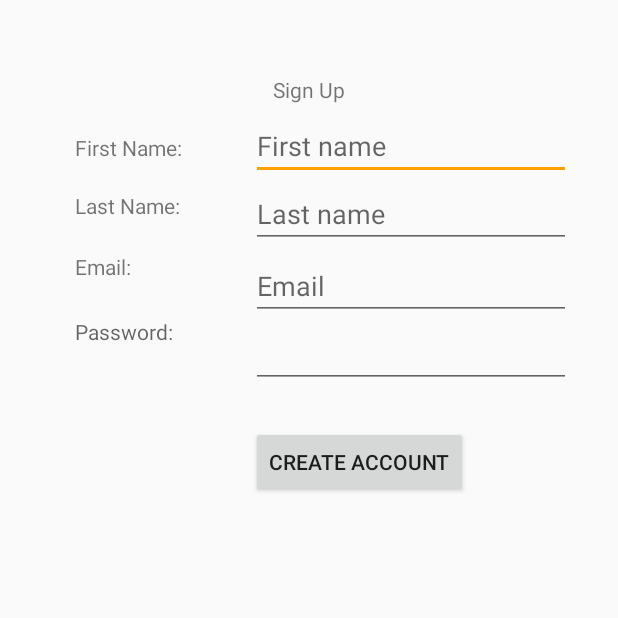
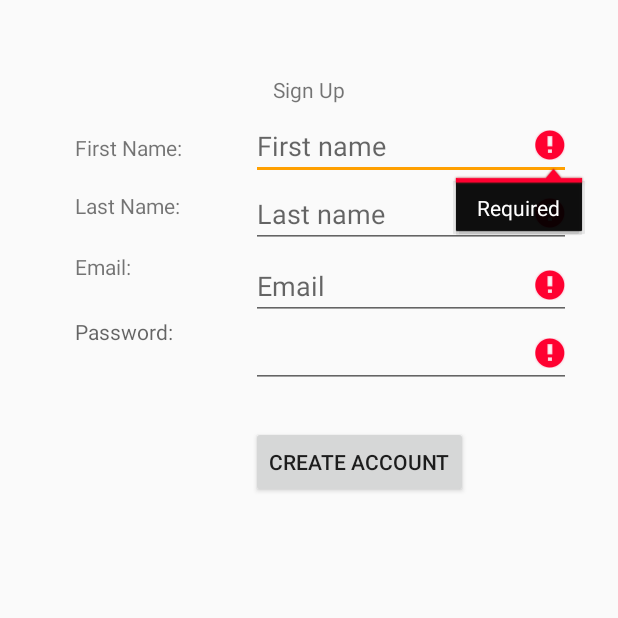
Before and after one commit to 195-uniride/UniRideAndroid, an Android app: the SignUpActivity screen opened directly, with no data from a screen before it, after a tap on "CREATE ACCOUNT", on a phone screen of 412 x 824 dp, the top half of it. Run offline under Robolectric (Android 15) with nearby library versions, the phone set to English and light mode, and no system bars; our stand-ins replace Firebase (no records; nobody signed in at launch, a user with empty details on screens opened directly); 1 statement that could not run was skipped.

```diff
--- a/app/src/main/java/com/sjsu/se195/uniride/SignUpActivity.java
+++ b/app/src/main/java/com/sjsu/se195/uniride/SignUpActivity.java
@@ -3,6 +3,7 @@ package com.sjsu.se195.uniride;
 import android.app.Activity;
 import android.content.Intent;
 import android.os.Bundle;
+import android.text.TextUtils;
 import android.view.View;
 import android.widget.Button;
 import android.widget.EditText;
@@ -59,6 +60,11 @@ public class SignUpActivity extends Activity implements View.OnClickListener {
     }
 
     private void SignUp() {
+
+        if (!validateForm()) {
+            return;
+        }
+
         String email = EmailEditText.getText().toString().trim();
         String password = PasswordEditText.getText().toString().trim();
 
@@ -72,6 +78,38 @@ public class SignUpActivity extends Activity implements View.OnClickListener {
                 }
             }
         });
+    }
+
+    private boolean validateForm() {
+            boolean result = true;
+            if (TextUtils.isEmpty(EmailEditText.getText().toString())) {
+                EmailEditText.setError("Required");
+                result = false;
+            } else {
+                EmailEditText.setError(null);
+            }
+
+            if (TextUtils.isEmpty(PasswordEditText.getText().toString())) {
+                PasswordEditText.setError("Required");
+                result = false;
+            } else {
+                PasswordEditText.setError(null);
+            }
+
+            if (TextUtils.isEmpty(FirstNameEditText.getText().toString())){
+                FirstNameEditText.setError("Required");
+                result = false;
+            } else {
+                FirstNameEditText.setError(null);
+            }
+
+            if (TextUtils.isEmpty(LastNameEditText.getText().toString())){
+                LastNameEditText.setError("Required");
+                result = false;
+            } else {
+                LastNameEditText.setError(null);
+            }
+            return result;
     }
 
     private void onAuthSuccess(FirebaseUser user) {
@@ -92,77 +130,12 @@ public class SignUpActivity extends Activity implements View.OnClickListener {
         mDatabase.child("users").child(userId).setValue(user);
     }
 
-
-//    private void registerUser(){
-
-//
-//        if (first.isEmpty()){
-//            FirstNameEditText.setError("First name is required.");
-//            FirstNameEditText.requestFocus();
-//            return;
-//        } else if (last.isEmpty()){
-//            LastNameEditText.setError("Last name is required.");
-//            LastNameEditText.requestFocus();
-//            return;
-//        } else if (email.isEmpty()) {
-//            EmailEditText.setError("Email is required.");
-//            EmailEditText.requestFocus();
-//            return;
-//        } else if (password.isEmpty()) {
-//            PasswordEditText.setError("Last name is required.");
-//            PasswordEditText.requestFocus();
-//            return;
-//        }
-//
-//        if (!Patterns.EMAIL_ADDRESS.matcher(email).matches()){
-//            EmailEditText.setError("PLease enter a valid email");
-//            EmailEditText.requestFocus();
-//            return;
-//        }
-//
-//        if (password.length()<6){
-//            PasswordEditText.setError("Mimimum length of password should be 6");
-//            PasswordEditText.requestFocus();
-//            return;
-//        }
-//
-//        progressBar.setVisibility(View.VISIBLE);
-//
-//        mAuth.createUserWithEmailAndPassword(email, password).addOnCompleteListener(new OnCompleteListener<AuthResult>() {
-//            @Override
-//            public void onComplete(@NonNull Task<AuthResult> task) {
-//                progressBar.setVisibility(View.GONE);
-//                if (task.isSuccessful()){
-//                    Toast.makeText(SignUpActivity.this, "We've created your account!", Toast.LENGTH_SHORT).show();
-//                    startActivity(new Intent(SignUpActivity.this, MainActivity.class));
-//                } else {
-//                    Toast.makeText(SignUpActivity.this, "An error has occurred", Toast.LENGTH_SHORT).show();
-//                }
-//            }
-//        });
-//    }
-
-
-//    private void createNewUser(FirebaseUser userFromRegistration) {
-//        String username = "username";
-//        String email = userFromRegistration.getEmail();
-//        String userId = userFromRegistration.getUid();
-//
-//        User user = new User(username, email);
-//
-//        mDatabase.child("users").child(userId).setValue(user);
-//    }
-
-
     public void onClick(View view) {
         switch (view.getId()) {
             case R.id.SignUpButton:
                 SignUp();
                 break;
 
-//            case R.id. LoginButton:
-//                startActivity(new Intent(this, SignInActivity.class));
-//                break;
         }
     }
 }
```
Also changed, not shown: app/src/main/java/com/sjsu/se195/uniride/SignInActivity.java (+0 -32 lines), app/src/main/res/layout/activity_sign_in.xml (+4 -12 lines), 1 other file.
